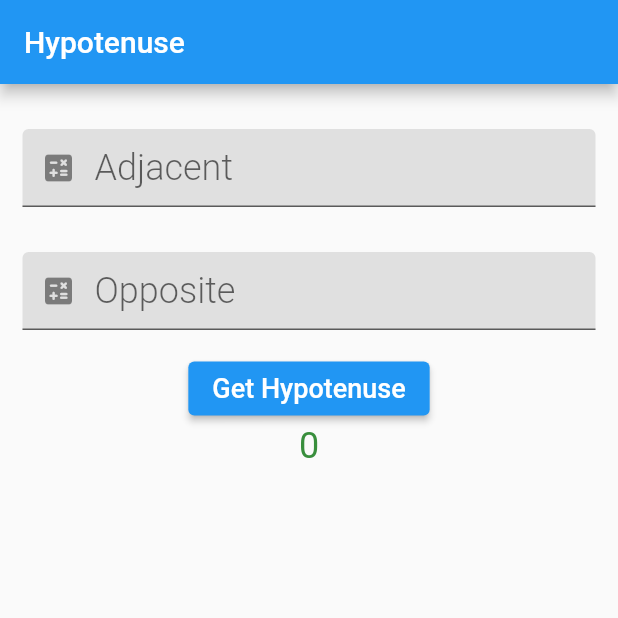
After one commit to rlocoselli/flutterlayoutpopupexample, a Flutter app: the screen it shows after launch, after a tap on the "calculate" icon, on a phone screen of 412 x 824 dp, the top half of it. The commit adds this screen. Run offline on Flutter 3.47's test engine with Material 2 defaults, Android fonts, the phone set to English and light mode, and no system bars; our stand-ins replace awesome_dialog.

Commit message:
Adding new classes and hypotenuse calculator

```diff
--- /dev/null
+++ b/lib/hypotenuse.dart
@@ -0,0 +1,122 @@
+import 'package:flutter/material.dart';
+import 'dart:math';
+
+class HypotenusePage extends StatelessWidget {
+  @override
+  Widget build(BuildContext context) {
+    return MaterialApp(
+      title: 'Hypotenuse',
+      home: Scaffold(
+        appBar: AppBar(
+          title: Text('Hypotenuse'),
+        ),
+        body: HypotenuseWidget(),
+      ),
+    );
+  }
+}
+
+class HypotenuseWidget extends StatefulWidget {
+  @override
+  _HypotenuseState createState() => _HypotenuseState();
+}
+
+class _HypotenuseState extends State<HypotenuseWidget> {
+  String hypotenuse = '0';
+  double adjacent = 0;
+  double opposite = 0;
+
+  final TextEditingController adjacentController = TextEditingController();
+  final TextEditingController oppositeController = TextEditingController();
+
+  @override
+  void initState() {
+    super.initState();
+    hypotenuse = '0';
+    adjacentController.addListener(updateAdjacent);
+    oppositeController.addListener(updateOpposite);
+  }
+
+  @override
+  Widget build(BuildContext context) {
+    return Container(
+        margin: EdgeInsets.only(top: 15.0),
+        child: Column(
+          children: <Widget>[
+            HypotenuseTextField(adjacentController, 'Adjacent'),
+            HypotenuseTextField(oppositeController, 'Opposite'),
+            ElevatedButton(
+              child: Text(
+                'Get Hypotenuse',
+                style: TextStyle(fontSize: 18.0),
+              ),
+              onPressed: getHypotenuse,
+            ),
+            Text(
+              hypotenuse,
+              style: TextStyle(
+                fontSize: 24.0,
+                color: Colors.green[700],
+              ),
+            ),
+          ],
+        ));
+  }
+
+  void getHypotenuse() {
+    double hyp;
+
+    hyp = sqrt(adjacent * adjacent + opposite * opposite);
+
+    setState(() {
+      hypotenuse = 'Hypotenuse is ${hyp.toString()}';
+    });
+  }
+
+  void updateAdjacent() {
+    setState(() {
+      if (adjacentController.text != '') {
+        adjacent = double.parse(adjacentController.text);
+      } else {
+        adjacent = 0;
+      }
+    });
+  }
+
+  void updateOpposite() {
+    setState(() {
+      if (oppositeController.text != '') {
+        opposite = double.parse(oppositeController.text);
+      } else {
+        opposite = 0;
+      }
+    });
+  }
+}
+
+class HypotenuseTextField extends StatelessWidget {
+  HypotenuseTextField(this.controller, this.hint);
+
+  final TextEditingController controller;
+  final String hint;
+
+  @override
+  Widget build(BuildContext context) {
+    return Container(
+        margin: EdgeInsets.all(15.0),
+        child: TextField(
+          controller: controller,
+          keyboardType: TextInputType.number,
+          style: TextStyle(
+              color: Colors.green[700],
+              fontWeight: FontWeight.w300,
+              fontSize: 24.0),
+          decoration: InputDecoration(
+            prefixIcon: Icon(Icons.calculate_rounded),
+            filled: true,
+            fillColor: Colors.grey[300],
+            hintText: hint,
+          ),
+        ));
+  }
+}
--- a/lib/main.dart
+++ b/lib/main.dart
@@ -1,5 +1,7 @@
 import 'package:flutter/material.dart';
 import 'package:awesome_dialog/awesome_dialog.dart';
+import 'package:layoutexample/containerpage.dart';
+import 'package:layoutexample/hypotenuse.dart';
 
 void main() => runApp(const MyApp());
 
@@ -43,9 +45,17 @@ class MyWidget extends StatelessWidget {
           },
         ),
         IconButton(
-          icon: const Icon(Icons.lightbulb_sharp),
+          icon: const Icon(Icons.link),
           onPressed: () {
-            print('IconButton pressed');
+            Navigator.push(context,
+                MaterialPageRoute(builder: (context) => const ContainerPage()));
+          },
+        ),
+        IconButton(
+          icon: const Icon(Icons.calculate),
+          onPressed: () {
+            Navigator.push(context,
+                MaterialPageRoute(builder: (context) => HypotenusePage()));
           },
         ),
       ],
```
Also changed, not shown: lib/containerpage.dart (added, +37 -0 lines).
